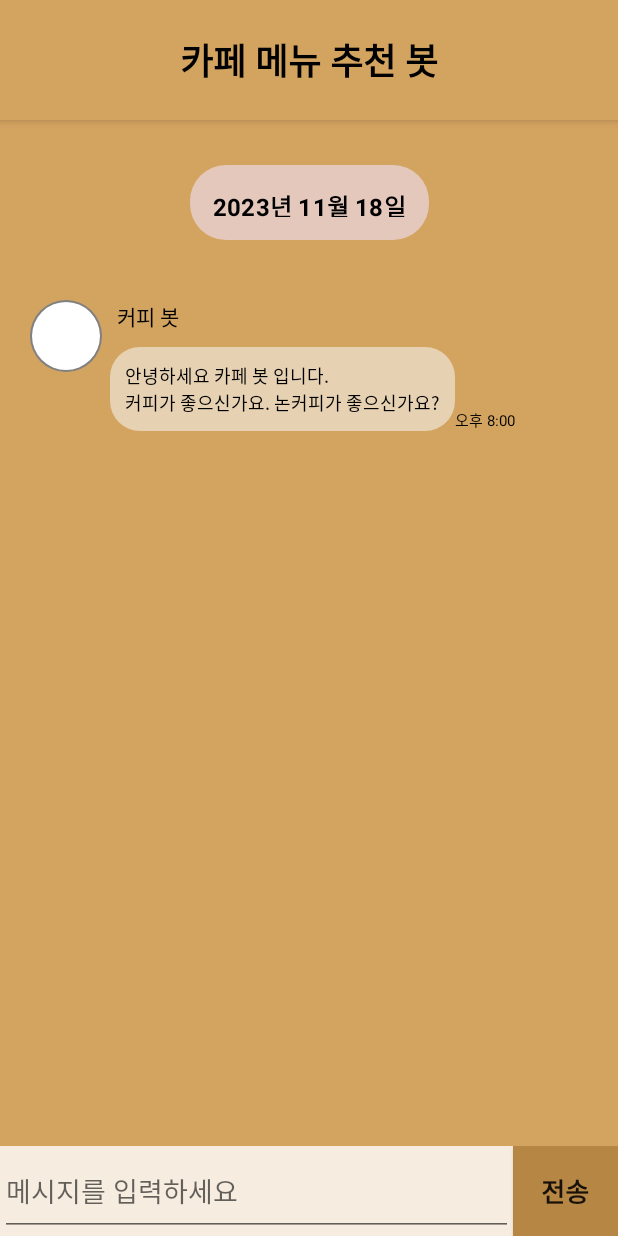
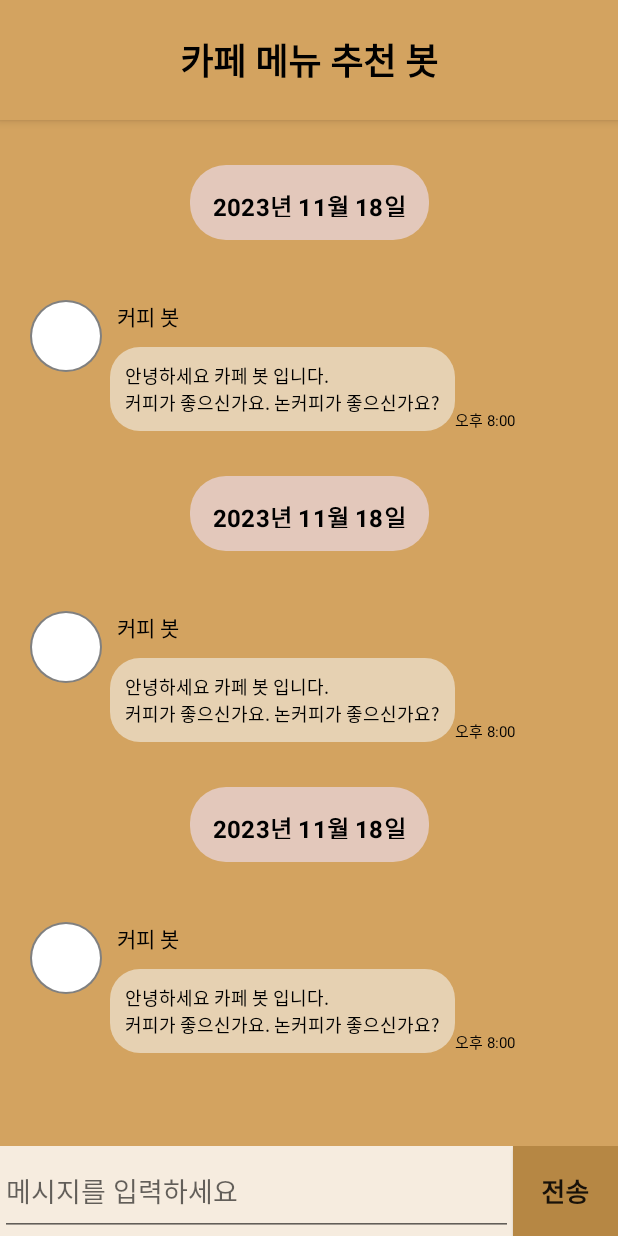
Before and after one commit to Leewoogun/cafe-bot, an Android app: the layout activity_main.xml on its own in the app's theme, with its tools: preview values and no code run, on a phone screen of 412 x 824 dp. Run offline under Robolectric (Android 15) with nearby library versions, the phone set to English and light mode, and no system bars.

Commit message:
Feat : 메시지를 전송했을 때 리사이클러뷰 화면에 띄우는 작업 구현

```diff
--- a/app/src/main/java/com/cafebot/cafemenubot/ui/CafeMenuAdapter.kt
+++ b/app/src/main/java/com/cafebot/cafemenubot/ui/CafeMenuAdapter.kt
@@ -59,6 +59,11 @@ class CafeMenuAdapter(private val chattingBot : MutableList<ChattingBot>) : Recy
         return chattingBot.size
     }
 
+    fun addMessage(message : ChattingBot){
+        chattingBot.add(message)
+        notifyItemInserted(chattingBot.size - 1)
+    }
+
     class CafeInitialViewHolder(private val binding : ItemInitialBinding) : RecyclerView.ViewHolder(binding.root){
         fun bind(initial: Initial){
             binding.initial = initial
--- a/app/src/main/res/layout/activity_main.xml
+++ b/app/src/main/res/layout/activity_main.xml
@@ -59,6 +59,7 @@
                 app:layout_constraintEnd_toEndOf="parent"
                 app:layout_constraintTop_toTopOf="parent"
                 app:layout_constraintBottom_toBottomOf="parent"
+                android:inputType="text"
                 android:hint="메시지를 입력하세요"
                 android:imeOptions="actionSend"
                 android:layout_marginEnd="70dp" />
--- a/app/src/main/res/layout/item_bot_chatting.xml
+++ b/app/src/main/res/layout/item_bot_chatting.xml
@@ -10,8 +10,9 @@
     </data>
 
     <androidx.constraintlayout.widget.ConstraintLayout
+        android:layout_marginTop="20dp"
         android:layout_width="match_parent"
-        android:layout_height="match_parent">
+        android:layout_height="wrap_content">
 
 
         <ImageView
--- a/app/src/main/res/layout/item_initial.xml
+++ b/app/src/main/res/layout/item_initial.xml
@@ -11,7 +11,7 @@
 
     <androidx.constraintlayout.widget.ConstraintLayout
         android:layout_width="match_parent"
-        android:layout_height="match_parent">
+        android:layout_height="wrap_content">
 
         <TextView
             android:id="@+id/tv_initial_today_date"
--- a/app/src/main/res/layout/item_my_chatting.xml
+++ b/app/src/main/res/layout/item_my_chatting.xml
@@ -10,8 +10,9 @@
     </data>
 
     <androidx.constraintlayout.widget.ConstraintLayout
+        android:layout_marginTop="20dp"
         android:layout_width="match_parent"
-        android:layout_height="match_parent">
+        android:layout_height="wrap_content">
 
         <TextView
             android:id="@+id/tv_my_chatting"
@@ -31,7 +32,7 @@
             style="@style/TextClock"
             android:layout_width="0dp"
             android:layout_height="wrap_content"
-            android:text="@{myChatting.currentTime}"
+            currentTimeBinding="@{myChatting.currentTime}"
             app:layout_constraintBottom_toBottomOf="@id/tv_my_chatting"
             app:layout_constraintEnd_toStartOf="@id/tv_my_chatting"
             tools:text="오후 8:00" />
```
Also changed, not shown: app/src/main/java/com/cafebot/cafemenubot/ui/MainActivity.kt (+15 -5 lines).
